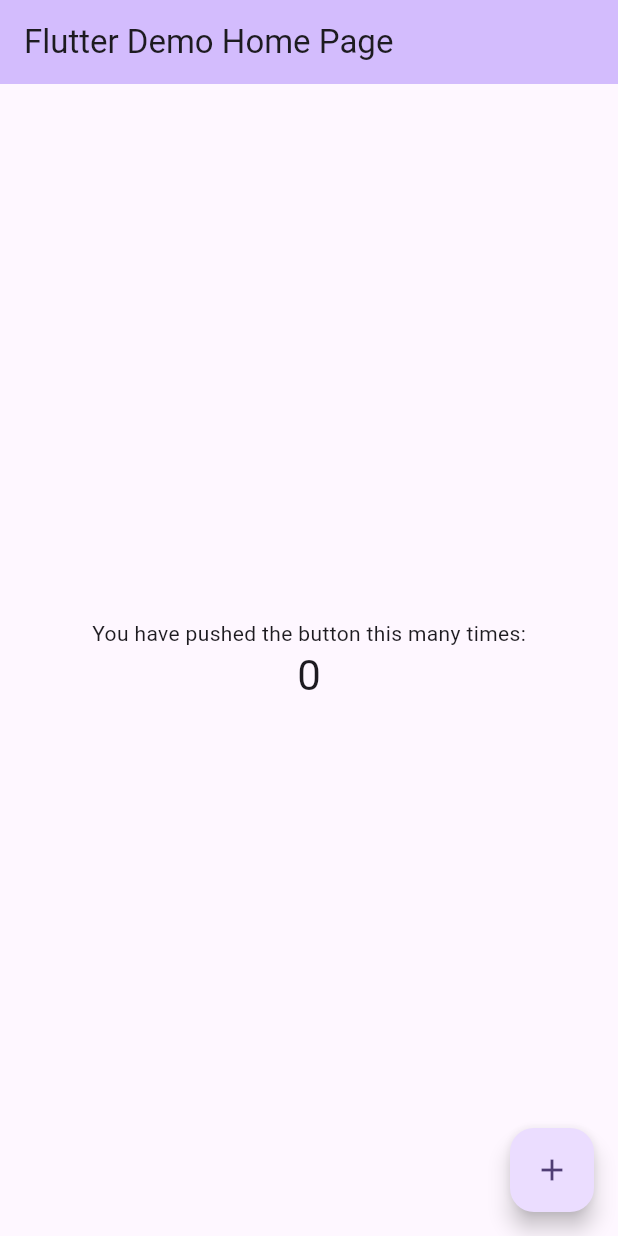
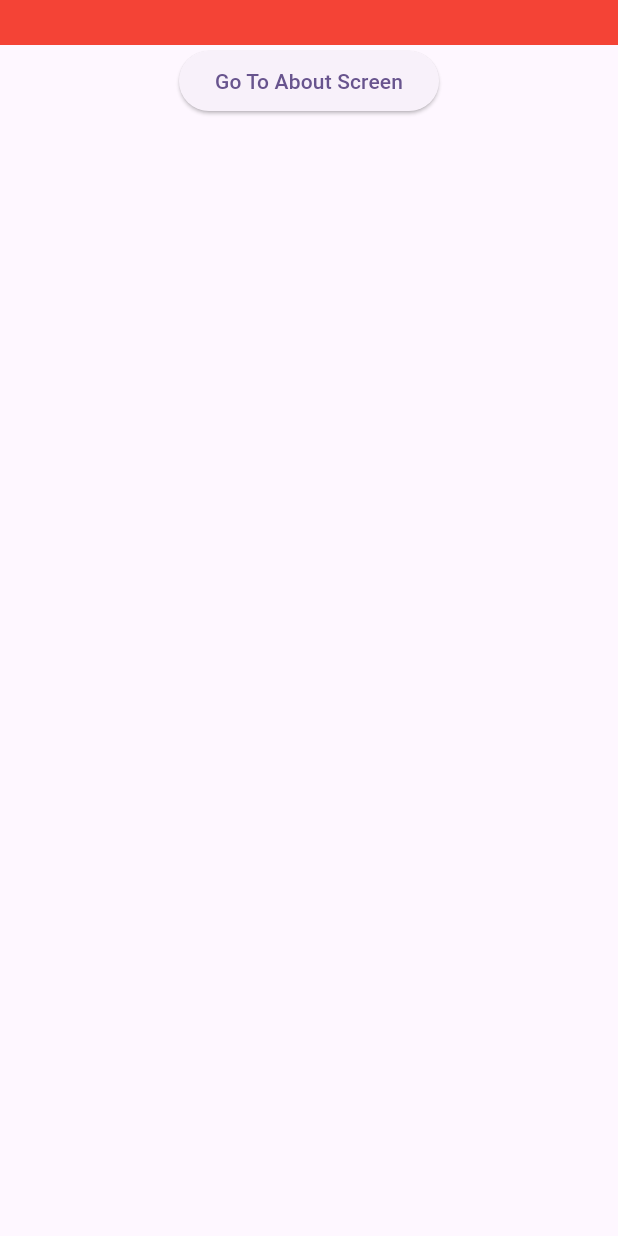
Before and after one commit to shimano-yuuki/training_app, a Flutter app: the screen it shows after launch, on a phone screen of 412 x 824 dp. Run offline on Flutter 3.47's test engine with Material 3 defaults, Android fonts, the phone set to English and light mode, and no system bars; our stand-ins replace flutter_riverpod, go_router.

```diff
--- a/lib/main.dart
+++ b/lib/main.dart
@@ -1,4 +1,5 @@
 import 'package:flutter/material.dart';
+import 'package:training_app/router.dart';
 
 void main() {
   runApp(const MyApp());
@@ -9,59 +10,15 @@ class MyApp extends StatelessWidget {
 
   @override
   Widget build(BuildContext context) {
-    return MaterialApp(
-      title: 'Flutter Demo',
+    return MaterialApp.router(
+      title: 'training_app',
       theme: ThemeData(
         colorScheme: ColorScheme.fromSeed(seedColor: Colors.deepPurple),
         useMaterial3: true,
       ),
-      home: const MyHomePage(title: 'Flutter Demo Home Page'),
+      routerDelegate: router.routerDelegate,
+      routeInformationParser: router.routeInformationParser,
+      routeInformationProvider: router.routeInformationProvider,
     );
   }
 }
-
-class MyHomePage extends StatefulWidget {
-  const MyHomePage({super.key, required this.title});
-  final String title;
-  @override
-  State<MyHomePage> createState() => _MyHomePageState();
-}
-
-class _MyHomePageState extends State<MyHomePage> {
-  int _counter = 0;
-
-  void _incrementCounter() {
-    setState(() {
-      _counter++;
-    });
-  }
-
-  @override
-  Widget build(BuildContext context) {
-    return Scaffold(
-      appBar: AppBar(
-        backgroundColor: Theme.of(context).colorScheme.inversePrimary,
-        title: Text(widget.title),
-      ),
-      body: Center(
-        child: Column(
-          mainAxisAlignment: MainAxisAlignment.center,
-          children: <Widget>[
-            const Text(
-              'You have pushed the button this many times:',
-            ),
-            Text(
-              '$_counter',
-              style: Theme.of(context).textTheme.headlineMedium,
-            ),
-          ],
-        ),
-      ),
-      floatingActionButton: FloatingActionButton(
-        onPressed: _incrementCounter,
-        tooltip: 'Increment',
-        child: const Icon(Icons.add),
-      ),
-    );
-  }
-}
--- /dev/null
+++ b/lib/presentation/page/page/home_page.dart
@@ -0,0 +1,15 @@
+import 'package:flutter/material.dart';
+import 'package:flutter_riverpod/flutter_riverpod.dart';
+
+class HomePage extends ConsumerWidget {
+  const HomePage({super.key});
+
+  @override
+  Widget build(BuildContext context, WidgetRef ref) {
+    return Scaffold(
+      body: Column(
+        children: [Container()],
+      ),
+    );
+  }
+}
--- a/lib/presentation/page/page/sign_in_page.dart
+++ b/lib/presentation/page/page/sign_in_page.dart
@@ -1,12 +1,29 @@
 import 'package:flutter/material.dart';
 import 'package:flutter_riverpod/flutter_riverpod.dart';
+import 'package:go_router/go_router.dart';
 
-class MyWidget extends ConsumerWidget {
-  const MyWidget({super.key});
+class SignInPage extends ConsumerWidget {
+  const SignInPage({super.key});
 
   @override
   Widget build(BuildContext context, WidgetRef ref) {
-    return Column(
+    return Scaffold(
+      body: Column(
+        children: [
+          Container(
+            height: 30,
+            color: Colors.red,
+          ),
+          ElevatedButton(
+            onPressed: () {
+              context.go('/home');
+            },
+            child: const Text(
+              "Go To About Screen",
+            ),
+          )
+        ],
+      ),
     );
   }
 }
--- /dev/null
+++ b/lib/router.dart
@@ -0,0 +1,19 @@
+import 'package:go_router/go_router.dart';
+import 'package:training_app/presentation/page/page/home_page.dart';
+import 'package:training_app/presentation/page/page/sign_in_page.dart';
+
+final router = GoRouter(
+  debugLogDiagnostics: true,
+  initialLocation: '/',
+  routes: [
+    GoRoute(
+        name: 'sign_in',
+        path: '/',
+        builder: (context, state) => const SignInPage()),
+    GoRoute(
+      name: 'home',
+      path: '/home',
+      builder: (context, state) => const HomePage(),
+    )
+  ],
+);
--- a/pubspec.yaml
+++ b/pubspec.yaml
@@ -37,6 +37,7 @@ dependencies:
   cupertino_icons: ^1.0.6
   flutter_riverpod: ^2.5.1
   riverpod_generator: ^2.4.0
+  go_router: ^14.1.4
 
 dev_dependencies:
   flutter_test:
```
